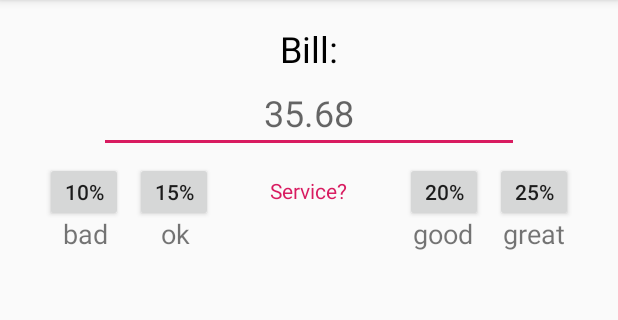
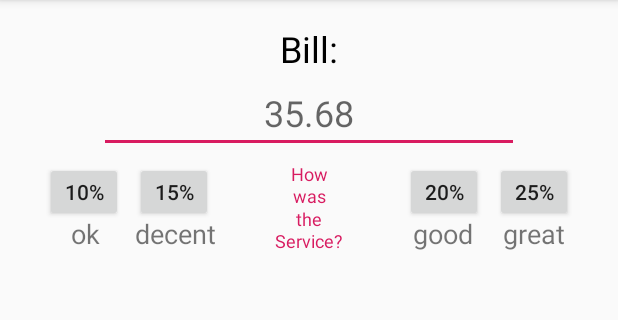
Before and after one commit to DominickNola/TipCalculator, an Android app: the screen it shows after launch (MainActivity), on a phone screen of 412 x 824 dp, the part 84-404 px from its top. Run offline under Robolectric (Android 15) with nearby library versions, the phone set to English and light mode, and no system bars.

Commit message:
service? and spacing

```diff
--- a/app/src/main/res/layout/activity_main.xml
+++ b/app/src/main/res/layout/activity_main.xml
@@ -95,10 +95,10 @@
         android:id="@+id/textView3"
         android:layout_width="wrap_content"
         android:layout_height="wrap_content"
-        android:layout_marginStart="42dp"
-        android:layout_marginLeft="42dp"
+        android:layout_marginStart="47dp"
+        android:layout_marginLeft="47dp"
         android:layout_marginTop="143dp"
-        android:text="bad"
+        android:text="ok"
         android:textSize="18sp"
         app:layout_constraintStart_toStartOf="parent"
         app:layout_constraintTop_toTopOf="parent" />
@@ -107,10 +107,10 @@
         android:id="@+id/textView4"
         android:layout_width="wrap_content"
         android:layout_height="wrap_content"
-        android:layout_marginStart="35dp"
-        android:layout_marginLeft="35dp"
+        android:layout_marginStart="23dp"
+        android:layout_marginLeft="23dp"
         android:layout_marginTop="143dp"
-        android:text="ok"
+        android:text="decent"
         android:textSize="18sp"
         app:layout_constraintStart_toEndOf="@+id/textView3"
         app:layout_constraintTop_toTopOf="parent" />
@@ -143,10 +143,47 @@
         android:id="@+id/textView7"
         android:layout_width="wrap_content"
         android:layout_height="wrap_content"
-        android:layout_marginTop="15dp"
+        android:layout_marginTop="50dp"
         android:text="Service?"
         android:textColor="#D81B60"
-        android:textSize="14sp"
+        android:textSize="12sp"
+        app:layout_constraintEnd_toStartOf="@+id/calcButtonGood"
+        app:layout_constraintStart_toEndOf="@+id/calcButtonDecent"
+        app:layout_constraintTop_toBottomOf="@+id/billEditText" />
+
+    <TextView
+        android:id="@+id/textView"
+        android:layout_width="wrap_content"
+        android:layout_height="wrap_content"
+        android:layout_marginTop="35dp"
+        android:text="the"
+        android:textColor="#D81B60"
+        android:textSize="12sp"
+        app:layout_constraintEnd_toStartOf="@+id/calcButtonGood"
+        app:layout_constraintStart_toEndOf="@+id/calcButtonDecent"
+        app:layout_constraintTop_toBottomOf="@+id/billEditText" />
+
+    <TextView
+        android:id="@+id/textView8"
+        android:layout_width="wrap_content"
+        android:layout_height="wrap_content"
+        android:layout_marginTop="20dp"
+        android:text="was"
+        android:textColor="#D81B60"
+        android:textSize="12sp"
+        app:layout_constraintEnd_toStartOf="@+id/calcButtonGood"
+        app:layout_constraintHorizontal_bias="0.5"
+        app:layout_constraintStart_toEndOf="@+id/calcButtonDecent"
+        app:layout_constraintTop_toBottomOf="@+id/billEditText" />
+
+    <TextView
+        android:id="@+id/textView9"
+        android:layout_width="wrap_content"
+        android:layout_height="wrap_content"
+        android:layout_marginTop="5dp"
+        android:text="How"
+        android:textColor="#D81B60"
+        android:textSize="12sp"
         app:layout_constraintEnd_toStartOf="@+id/calcButtonGood"
         app:layout_constraintHorizontal_bias="0.5"
         app:layout_constraintStart_toEndOf="@+id/calcButtonDecent"
```
Also changed, not shown: 1 other file.
